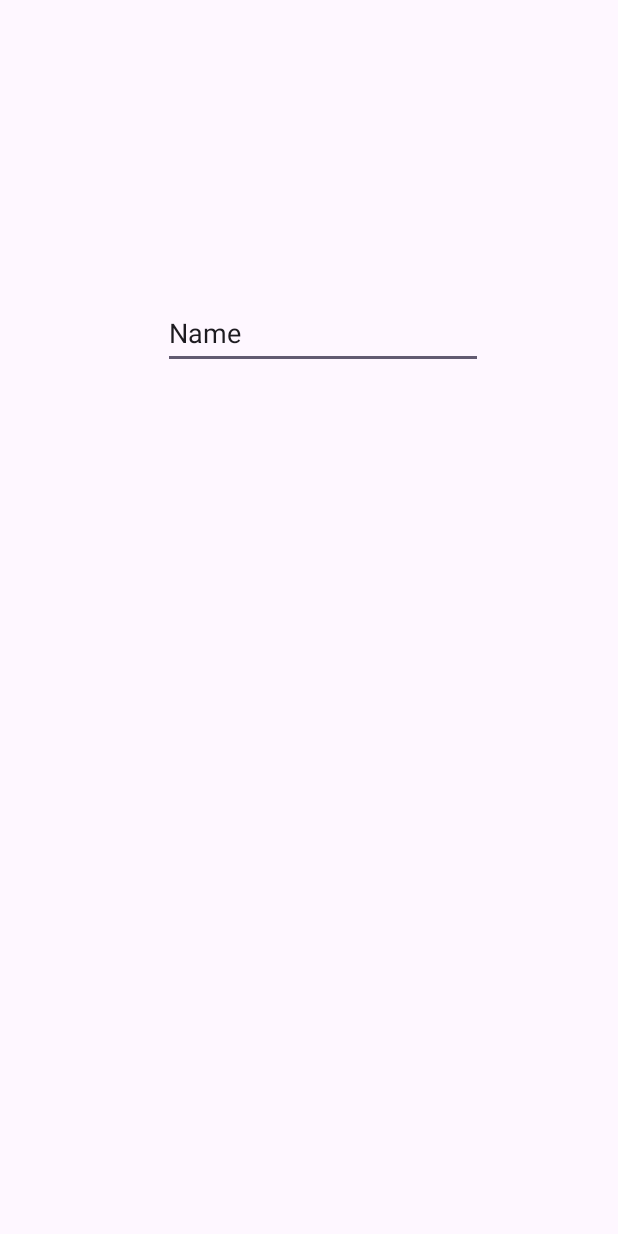
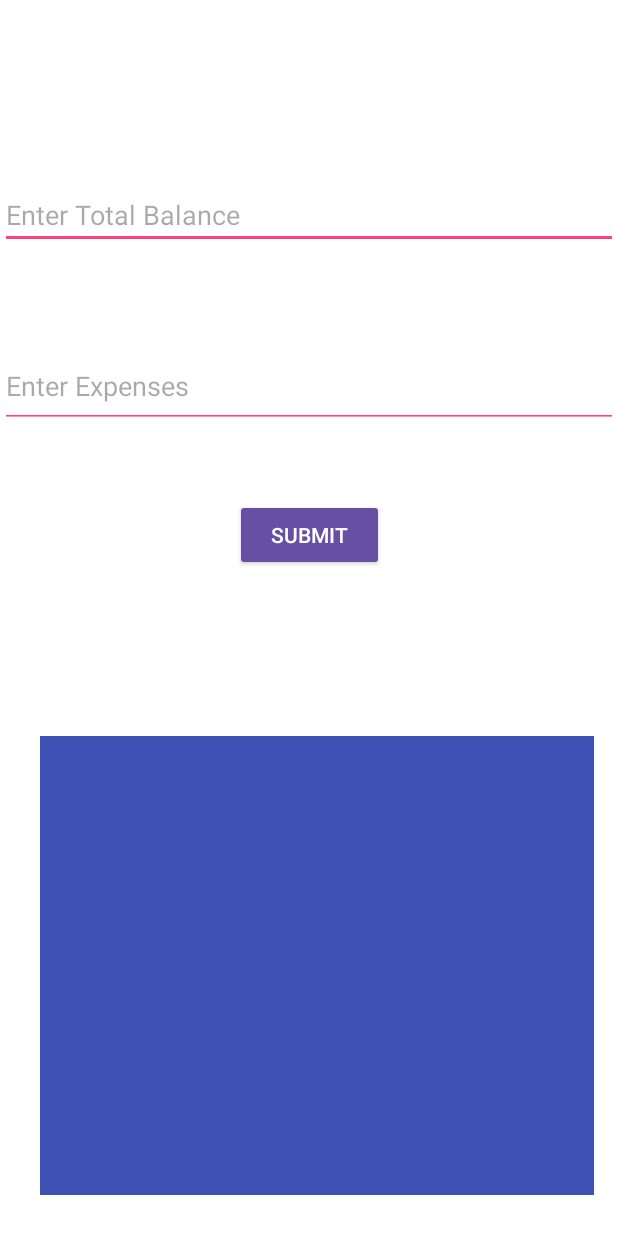
Before and after one commit to EkramulHaqueShovo/ExpenseTracker-Android-Application-, an Android app: the screen it shows after launch (MainActivity), on a phone screen of 412 x 824 dp. Before the commit the screen is almost empty. Run offline under Robolectric (Android 15) with nearby library versions, the phone set to English and light mode, and no system bars.

Commit message:
Update Android expense tracker app

```diff
--- a/app/build.gradle.kts
+++ b/app/build.gradle.kts
@@ -33,6 +33,7 @@ dependencies {
     implementation("androidx.appcompat:appcompat:1.6.1")
     implementation("com.google.android.material:material:1.11.0")
     implementation("androidx.constraintlayout:constraintlayout:2.1.4")
+    implementation("com.google.android.gms:play-services-maps:18.2.0")
     testImplementation("junit:junit:4.13.2")
     androidTestImplementation("androidx.test.ext:junit:1.1.5")
     androidTestImplementation("androidx.test.espresso:espresso-core:3.5.1")
--- a/app/src/main/AndroidManifest.xml
+++ b/app/src/main/AndroidManifest.xml
@@ -17,7 +17,6 @@
             android:exported="true">
             <intent-filter>
                 <action android:name="android.intent.action.MAIN" />
-
                 <category android:name="android.intent.category.LAUNCHER" />
             </intent-filter>
         </activity>
--- a/app/src/main/java/com/example/expensestracker/expensetracker/MainActivity.java
+++ b/app/src/main/java/com/example/expensestracker/expensetracker/MainActivity.java
@@ -1,14 +1,60 @@
 package com.example.expensestracker.expensetracker;
+
+import android.os.Bundle;
+import android.view.View;
+import android.widget.Button;
+import android.widget.EditText;
+import android.widget.TextView;
 
 import androidx.appcompat.app.AppCompatActivity;
 
-import android.os.Bundle;
+public class MainActivity extends AppCompatActivity {
 
-public class MainActivity extends AppCompatActivity {
+    private EditText editTextTotalBalance;
+    private EditText editTextText;
+    private Button submitButton;
+    private TextView resultLabel;
+
+    private double totalExpenses = 0.0;
+    private double totalBalance = 0.0;
 
     @Override
     protected void onCreate(Bundle savedInstanceState) {
         super.onCreate(savedInstanceState);
         setContentView(R.layout.activity_main);
+
+        editTextTotalBalance = findViewById(R.id.editTextTotalBalance);
+        editTextText = findViewById(R.id.editTextText);
+        submitButton = findViewById(R.id.button);
+        resultLabel = findViewById(R.id.resultLabel);
+
+        submitButton.setOnClickListener(new View.OnClickListener() {
+            @Override
+            public void onClick(View view) {
+                String totalBalanceText = editTextTotalBalance.getText().toString();
+                String expenseText = editTextText.getText().toString();
+
+                if (!totalBalanceText.isEmpty()) {
+                    totalBalance = Double.parseDouble(totalBalanceText);
+                }
+
+                if (!expenseText.isEmpty()) {
+                    double expenseAmount = Double.parseDouble(expenseText);
+                    totalExpenses += expenseAmount;
+
+                    double remainingBalance = totalBalance - totalExpenses;
+
+                    StringBuilder resultStringBuilder = new StringBuilder();
+                    resultStringBuilder.append("Total Balance(Taka): ").append(totalBalance)
+                            .append("\nTotal Expenses(Taka): ").append(totalExpenses)
+                            .append("\nRemaining Balance(Taka): ").append(remainingBalance);
+
+                    resultLabel.setText(resultStringBuilder.toString());
+
+                    editTextTotalBalance.getText().clear();
+                    editTextText.getText().clear();
+                }
+            }
+        });
     }
 }
--- a/app/src/main/res/layout/activity_main.xml
+++ b/app/src/main/res/layout/activity_main.xml
@@ -1,25 +1,71 @@
 <?xml version="1.0" encoding="utf-8"?>
-<androidx.constraintlayout.widget.ConstraintLayout xmlns:android="http://schemas.android.com/apk/res/android"
+<androidx.constraintlayout.widget.ConstraintLayout
+    xmlns:android="http://schemas.android.com/apk/res/android"
     xmlns:app="http://schemas.android.com/apk/res-auto"
     xmlns:tools="http://schemas.android.com/tools"
     android:layout_width="match_parent"
     android:layout_height="match_parent"
+    android:background="@android:color/background_light"
     tools:context=".MainActivity">
 
     <EditText
+        android:id="@+id/editTextTotalBalance"
+        android:layout_width="0dp"
+        android:layout_height="wrap_content"
+        android:backgroundTint="@color/colorAccent"
+        android:ems="10"
+        android:hint="Enter Total Balance"
+        android:inputType="numberDecimal"
+        app:layout_constraintBottom_toTopOf="@+id/button"
+        app:layout_constraintEnd_toEndOf="parent"
+        app:layout_constraintHorizontal_bias="0.0"
+        app:layout_constraintStart_toStartOf="parent"
+        app:layout_constraintTop_toTopOf="parent"
+        app:layout_constraintVertical_bias="0.421" />
+
+    <EditText
         android:id="@+id/editTextText"
+        android:layout_width="0dp"
+        android:layout_height="56dp"
+        android:autofillHints=""
+        android:backgroundTint="@color/colorAccent"
+        android:ems="10"
+        android:hint="Enter Expenses"
+        android:inputType="text"
+        android:minHeight="48dp"
+        app:layout_constraintBottom_toBottomOf="parent"
+        app:layout_constraintEnd_toEndOf="parent"
+        app:layout_constraintHorizontal_bias="1.0"
+        app:layout_constraintStart_toStartOf="parent"
+        app:layout_constraintTop_toTopOf="parent"
+        app:layout_constraintVertical_bias="0.299" />
+
+    <Button
+        android:id="@+id/button"
+        style="@style/Widget.AppCompat.Button.Colored"
         android:layout_width="wrap_content"
         android:layout_height="wrap_content"
-        android:ems="10"
-        android:inputType="text"
-        android:minHeight="48dp"
-        android:text="@string/name"
+        android:onClick="onSubmitButtonClick"
+        android:text="@string/submit"
         app:layout_constraintBottom_toBottomOf="parent"
         app:layout_constraintEnd_toEndOf="parent"
-        app:layout_constraintHorizontal_bias="0.547"
         app:layout_constraintStart_toStartOf="parent"
-        app:layout_constraintTop_toTopOf="parent"
-        app:layout_constraintVertical_bias="0.255"
-        tools:ignore="LabelFor"
-        android:autofillHints="" />
+        app:layout_constraintTop_toBottomOf="@+id/editTextText"
+        app:layout_constraintVertical_bias="0.096" />
+
+    <TextView
+        android:id="@+id/resultLabel"
+        android:layout_width="369dp"
+        android:layout_height="306dp"
+        android:background="@color/colorPrimary"
+        android:gravity="center"
+        android:textColor="@android:color/black"
+        android:textStyle="bold"
+        app:layout_constraintBottom_toBottomOf="parent"
+        app:layout_constraintEnd_toEndOf="parent"
+        app:layout_constraintHorizontal_bias="0.619"
+        app:layout_constraintStart_toStartOf="parent"
+        app:layout_constraintTop_toBottomOf="@+id/button"
+        app:layout_constraintVertical_bias="0.8" />
+
 </androidx.constraintlayout.widget.ConstraintLayout>
--- a/app/src/main/res/values/colors.xml
+++ b/app/src/main/res/values/colors.xml
@@ -2,4 +2,7 @@
 <resources>
     <color name="black">#FF000000</color>
     <color name="white">#FFFFFFFF</color>
+    <color name="colorPrimary">#3F51B5</color>
+    <color name="colorPrimaryDark">#303F9F</color>
+    <color name="colorAccent">#FF4081</color>
 </resources>
--- a/app/src/main/res/values/strings.xml
+++ b/app/src/main/res/values/strings.xml
@@ -1,4 +1,7 @@
 <resources>
     <string name="app_name">ExpenseTracker</string>
     <string name="name">Name</string>
+    <string name="submit">Submit</string>
+    <string name="reset_expenses">Reset Expenses</string>
+    <string name="exit">Exit</string>
 </resources>
```
Also changed, not shown: app/src/main/res/values/styles.xml (added, +12 -0 lines).
